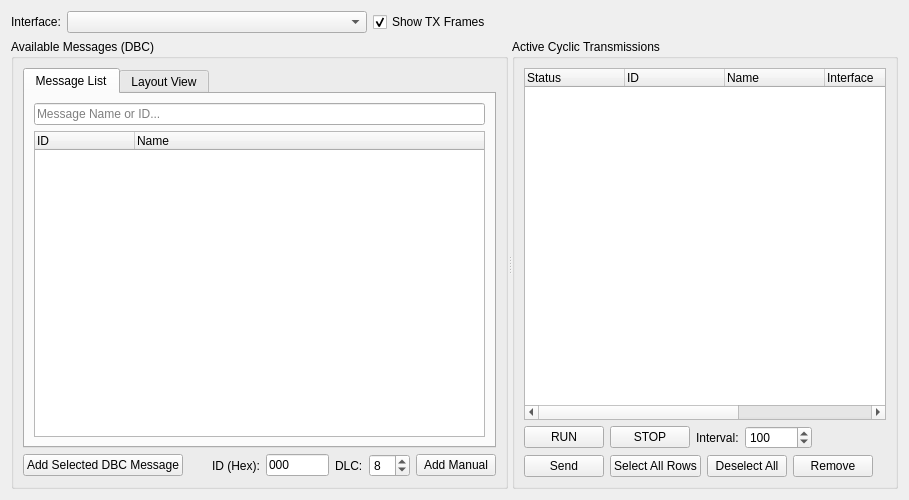
Above: src/window/TxGeneratorWindow/TxGeneratorWindow.ui from NightHawk32/CANgaroo before the change. Below: the same form after it.
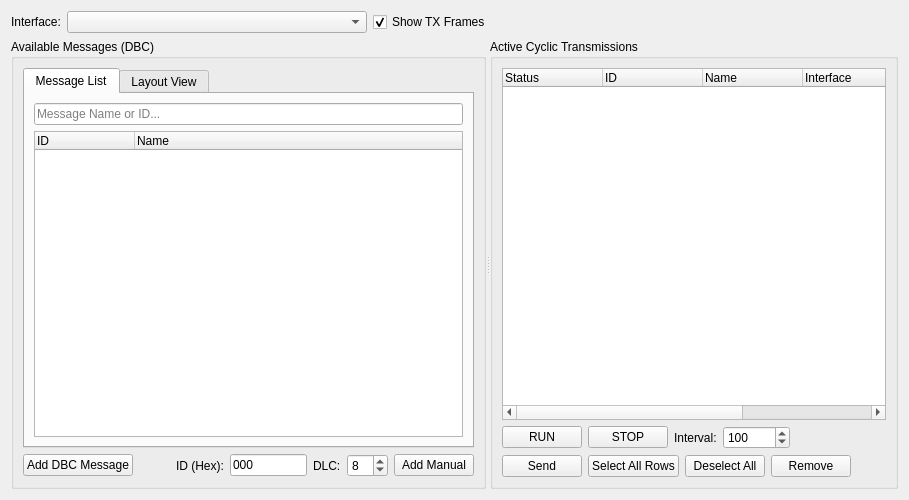
That is the form after the change.

What changed in the file:
```diff
--- a/src/window/TxGeneratorWindow/TxGeneratorWindow.ui
+++ b/src/window/TxGeneratorWindow/TxGeneratorWindow.ui
@@ -199,7 +199,7 @@
          <item>
           <widget class="QPushButton" name="btnAddToList">
            <property name="text">
-            <string>Add Selected DBC Message</string>
+            <string>Add DBC Message</string>
            </property>
           </widget>
          </item>
```
